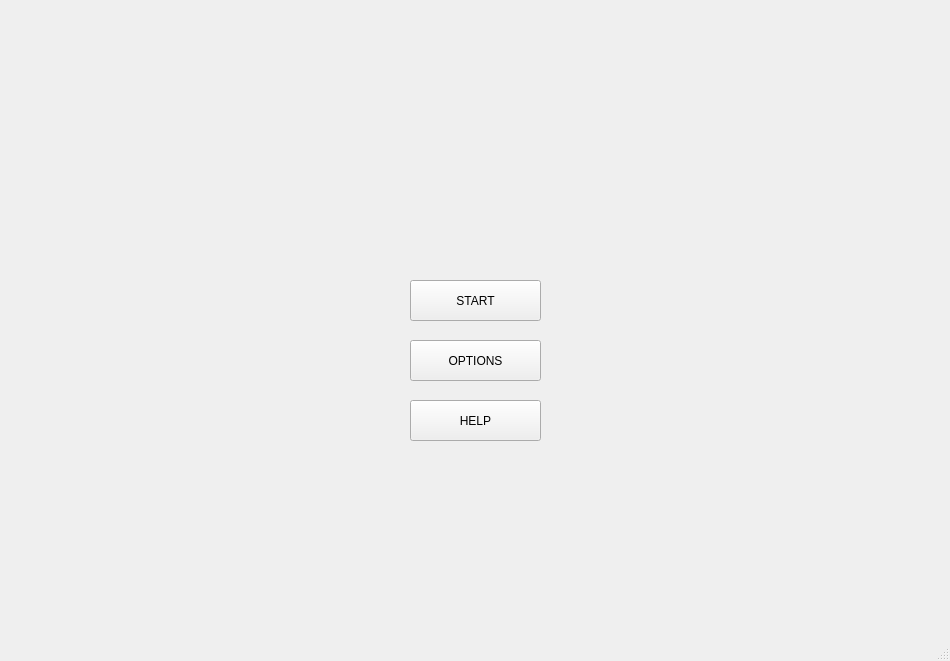
Before: the Qt Designer form GUI/gui/main_menu.ui in Sir-Ignis/neuron_poker, drawn with Qt 5.
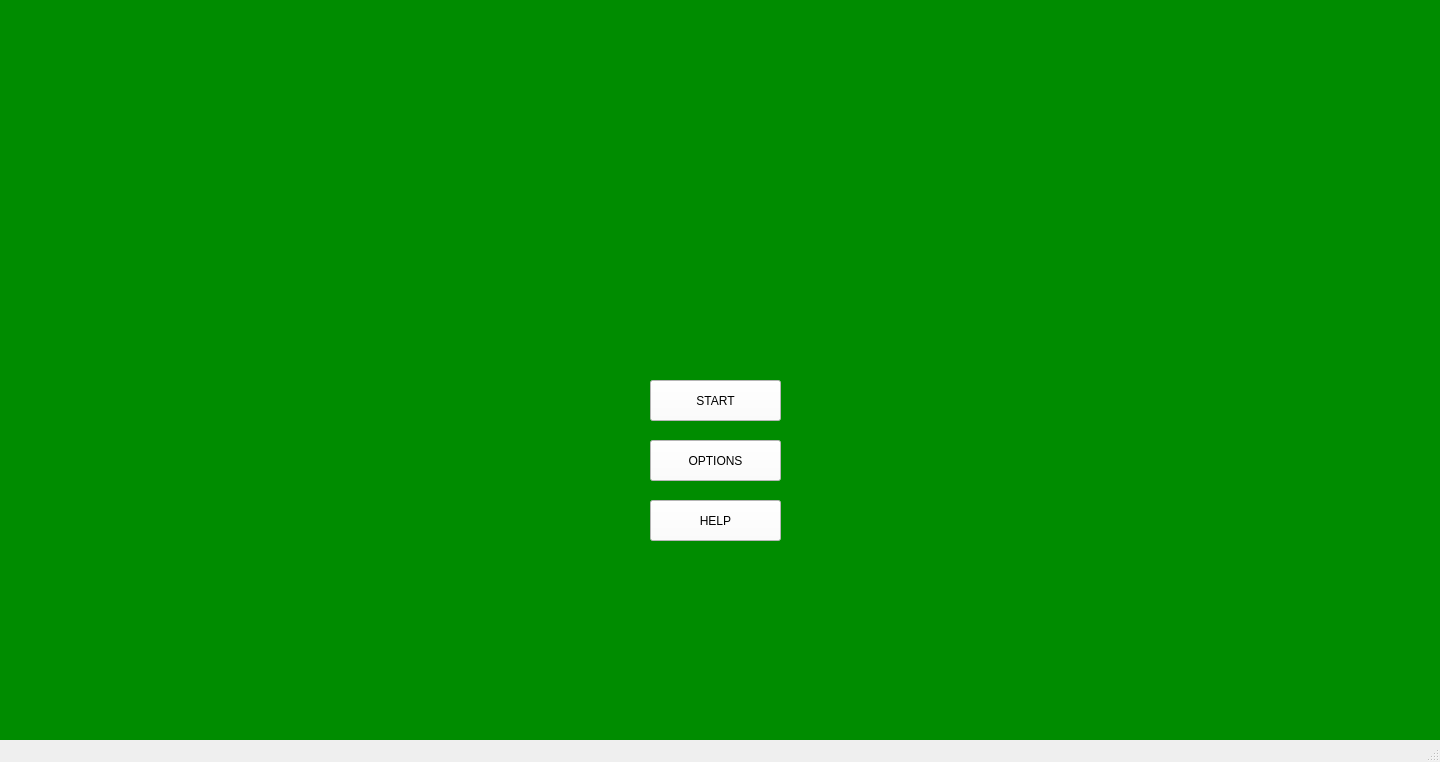
After: the same form once the commit is applied. Icons and pictures are not drawn.

Patch:
```diff
--- a/GUI/gui/main_menu.ui
+++ b/GUI/gui/main_menu.ui
@@ -6,23 +6,33 @@
    <rect>
     <x>0</x>
     <y>0</y>
-    <width>950</width>
-    <height>661</height>
+    <width>1440</width>
+    <height>762</height>
    </rect>
   </property>
   <property name="windowTitle">
    <string>NLHUTH Poker Bot</string>
   </property>
+  <property name="styleSheet">
+   <string notr="true"/>
+  </property>
   <widget class="QWidget" name="centralwidget">
+   <property name="styleSheet">
+    <string notr="true">background-color: rgb(0, 140, 0)</string>
+   </property>
    <widget class="QPushButton" name="startButton">
     <property name="geometry">
      <rect>
-      <x>410</x>
-      <y>280</y>
+      <x>650</x>
+      <y>380</y>
       <width>131</width>
       <height>41</height>
      </rect>
     </property>
+    <property name="styleSheet">
+     <string notr="true">background-color: white;
+color: black;</string>
+    </property>
     <property name="text">
      <string>START</string>
     </property>
@@ -30,12 +40,16 @@
    <widget class="QPushButton" name="optionsButton">
     <property name="geometry">
      <rect>
-      <x>410</x>
-      <y>340</y>
+      <x>650</x>
+      <y>440</y>
       <width>131</width>
       <height>41</height>
      </rect>
     </property>
+    <property name="styleSheet">
+     <string notr="true">background-color: white;
+color: black;</string>
+    </property>
     <property name="text">
      <string>OPTIONS</string>
     </property>
@@ -43,16 +57,36 @@
    <widget class="QPushButton" name="helpButton">
     <property name="geometry">
      <rect>
-      <x>410</x>
-      <y>400</y>
+      <x>650</x>
+      <y>500</y>
       <width>131</width>
       <height>41</height>
      </rect>
     </property>
+    <property name="styleSheet">
+     <string notr="true">background-color: white;
+color: black;</string>
+    </property>
     <property name="text">
      <string>HELP</string>
     </property>
    </widget>
+   <widget class="QLabel" name="pokerMenuSprite">
+    <property name="geometry">
+     <rect>
+      <x>470</x>
+      <y>140</y>
+      <width>511</width>
+      <height>221</height>
+     </rect>
+    </property>
+    <property name="text">
+     <string/>
+    </property>
+    <property name="pixmap">
+     <pixmap>../res/sprites/icons/poker-aces-clipart-md.png</pixmap>
+    </property>
+   </widget>
   </widget>
   <widget class="QMenuBar" name="menubar">
    <property name="geometry">
```
Left out of the diff: 4 changed lines with no effect on the pictures.
